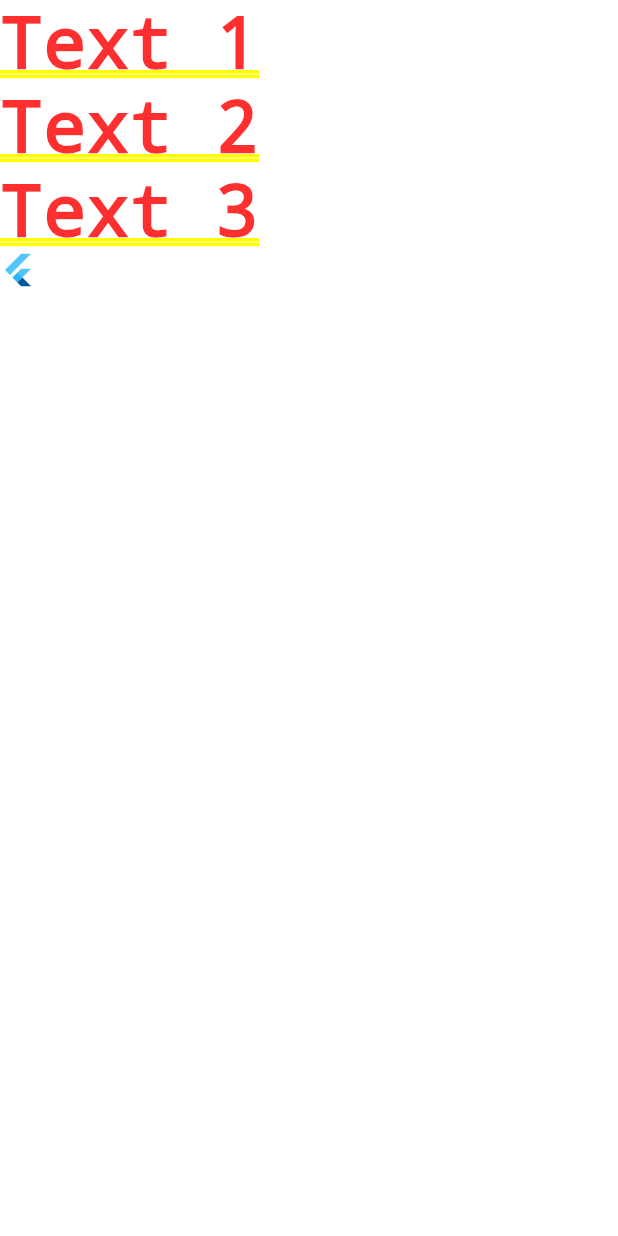
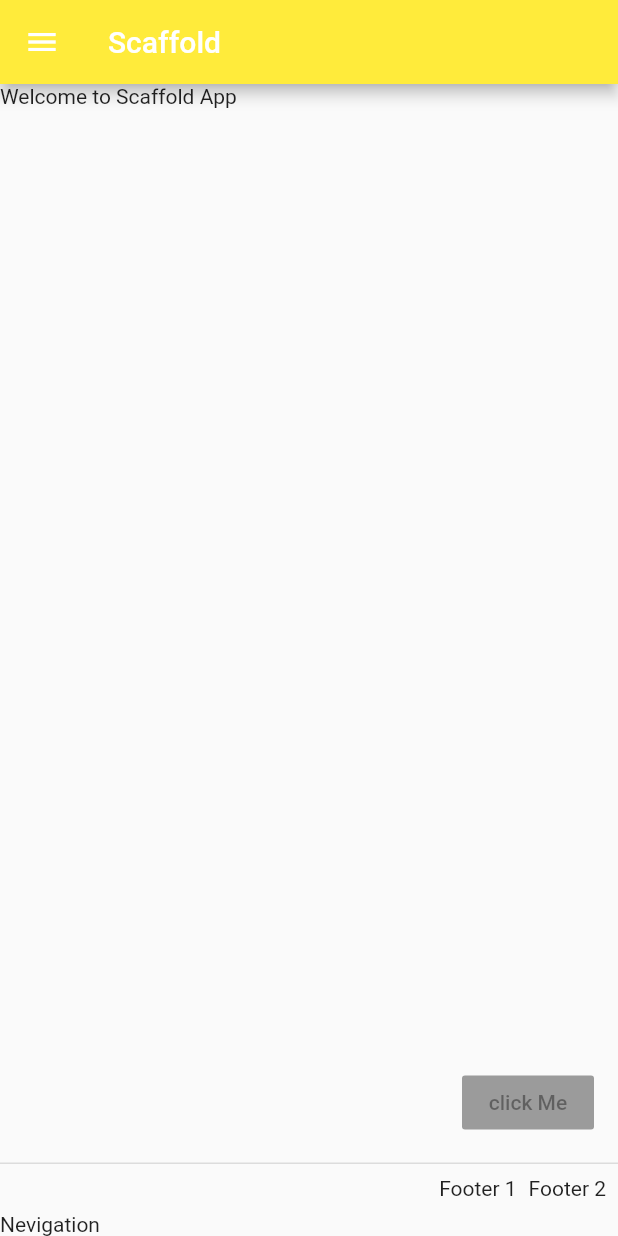
Before and after one commit to ParasRocks/Flutter-All-Widget, a Flutter app: the screen it shows after launch, on a phone screen of 412 x 824 dp. Run offline on Flutter 3.47's test engine with Material 2 defaults, Android fonts, the phone set to English and light mode, and no system bars.

Commit message:
Scaffold App Widget with drawer,appBar

```diff
--- a/lib/main.dart
+++ b/lib/main.dart
@@ -33,23 +33,40 @@ class MyApp extends StatelessWidget {
 //              textScaleFactor: 0.8,
 //              style: TextStyle(color: Colors.black),
 //            )));
-        home: new Column(mainAxisSize: MainAxisSize.min,crossAxisAlignment: CrossAxisAlignment.start, children: <Widget>[
-          new Flexible(
-            child: new Text(
-              "Text 1"
-            ),
+//        home: new Column(mainAxisSize: MainAxisSize.min,crossAxisAlignment: CrossAxisAlignment.start, children: <Widget>[
+//          new Flexible(
+//            child: new Text(
+//              "Text 1"
+//            ),
+//          ),
+//          new Flexible(
+//            child: new Text(
+//              "Text 2"
+//            ),
+//          ),
+//          new Flexible(
+//              child: new Text(
+//            "Text 3"
+//          )),
+//          const FlutterLogo()
+//        ]));
+        home: new Scaffold(
+          floatingActionButton: new RaisedButton(
+            onPressed: null,
+            child: new Text("click Me"),
           ),
-          new Flexible(
-            child: new Text(
-              "Text 2"
-            ),
+          appBar: new AppBar(
+            title: new Text("Scaffold"),
+            backgroundColor: Colors.yellow
           ),
-          new Flexible(
-              child: new Text(
-            "Text 3"
-          )),
-          const FlutterLogo()
-        ]));
+          bottomNavigationBar: new Text("Nevigation"),
+          drawer: new Text("This is drawer"),
+          persistentFooterButtons: <Widget>[
+            new Text("Footer 1"),
+            new Text("Footer 2"),
+          ],
+          body: new Text("Welcome to Scaffold App",textAlign: TextAlign.end,)
+        ));
   }
 }
 
```
